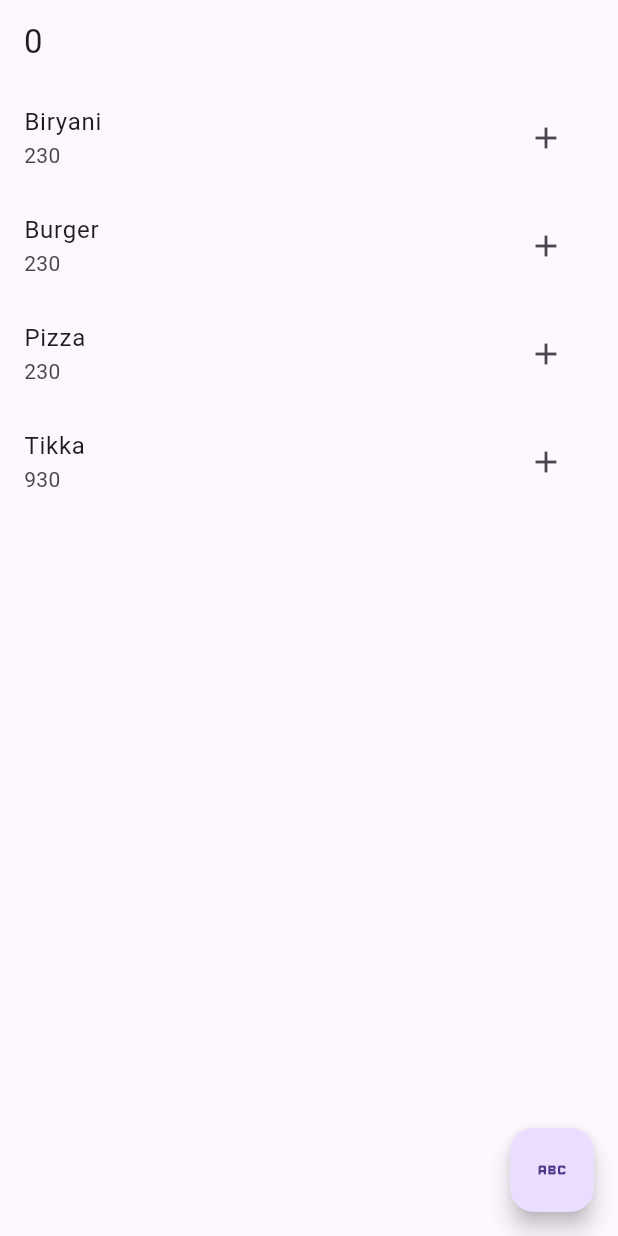
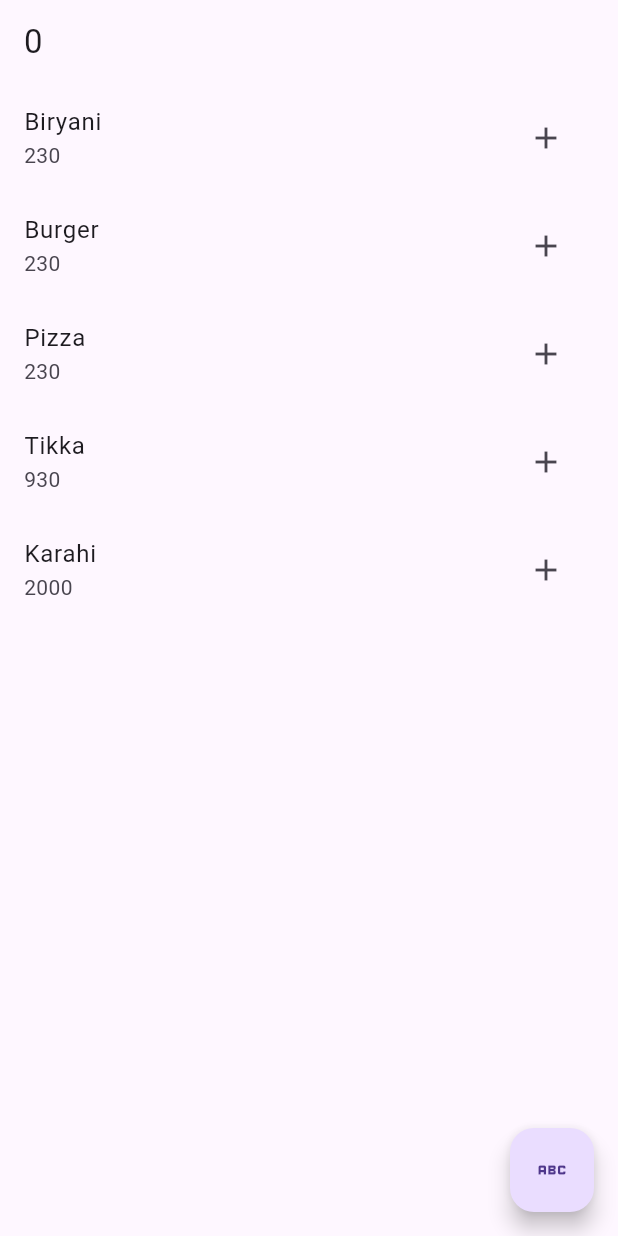
Before and after one commit to SyedAleezHassan/whatsapp_homePage, a Flutter app: the screen it shows after launch, on a phone screen of 412 x 824 dp. Run offline on Flutter 3.47's test engine with Material 3 defaults, Android fonts, the phone set to English and light mode, and no system bars.

Commit message:
karahi item added

```diff
--- a/lib/ItemsPage.dart
+++ b/lib/ItemsPage.dart
@@ -5,7 +5,8 @@ List cartList = [
   {'name': 'Biryani', 'price': 230},
   {'name': 'Burger', 'price': 230},
   {'name': 'Pizza', 'price': 230},
-   {'name': 'Tikka', 'price': 930}
+   {'name': 'Tikka', 'price': 930},
+   {'name': 'Karahi', 'price': 2000}
 ];
 List<Map> addedItems = [];
 
```
